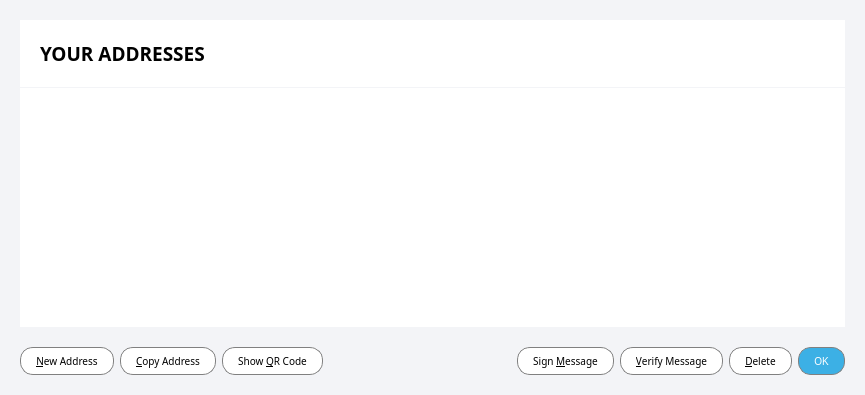
aurovine/AudioCoin, file src/qt/forms/addressbookpage.ui: the form before one commit.
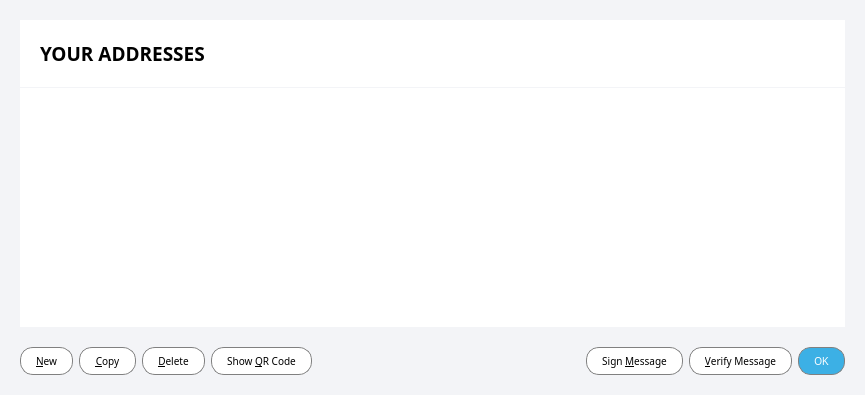
The form after the commit. Icons and pictures are not drawn.

Commit message: hides copy, verify and delete button if addressbookpage is modal

What changed in the file:
```diff
--- a/src/qt/forms/addressbookpage.ui
+++ b/src/qt/forms/addressbookpage.ui
@@ -240,7 +240,7 @@
          <string>Create a new address</string>
         </property>
         <property name="text">
-         <string>&amp;New Address</string>
+         <string>&amp;New</string>
         </property>
        </widget>
       </item>
@@ -256,7 +256,23 @@
          <string>Copy the currently selected address to the system clipboard</string>
         </property>
         <property name="text">
-         <string>&amp;Copy Address</string>
+         <string>&amp;Copy</string>
+        </property>
+       </widget>
+      </item>
+      <item>
+       <widget class="QPushButton" name="deleteButton">
+        <property name="font">
+         <font>
+          <family>Montserrat</family>
+          <pointsize>-1</pointsize>
+         </font>
+        </property>
+        <property name="toolTip">
+         <string>Delete the currently selected address from the list</string>
+        </property>
+        <property name="text">
+         <string>&amp;Delete</string>
         </property>
        </widget>
       </item>
@@ -318,22 +334,6 @@
         </property>
        </widget>
       </item>
-      <item>
-       <widget class="QPushButton" name="deleteButton">
-        <property name="font">
-         <font>
-          <family>Montserrat</family>
-          <pointsize>-1</pointsize>
-         </font>
-        </property>
-        <property name="toolTip">
-         <string>Delete the currently selected address from the list</string>
-        </property>
-        <property name="text">
-         <string>&amp;Delete</string>
-        </property>
-       </widget>
-      </item>
       <item>
        <widget class="QPushButton" name="okButton">
         <property name="styleSheet">
```
The commit also changes 1 other file.
